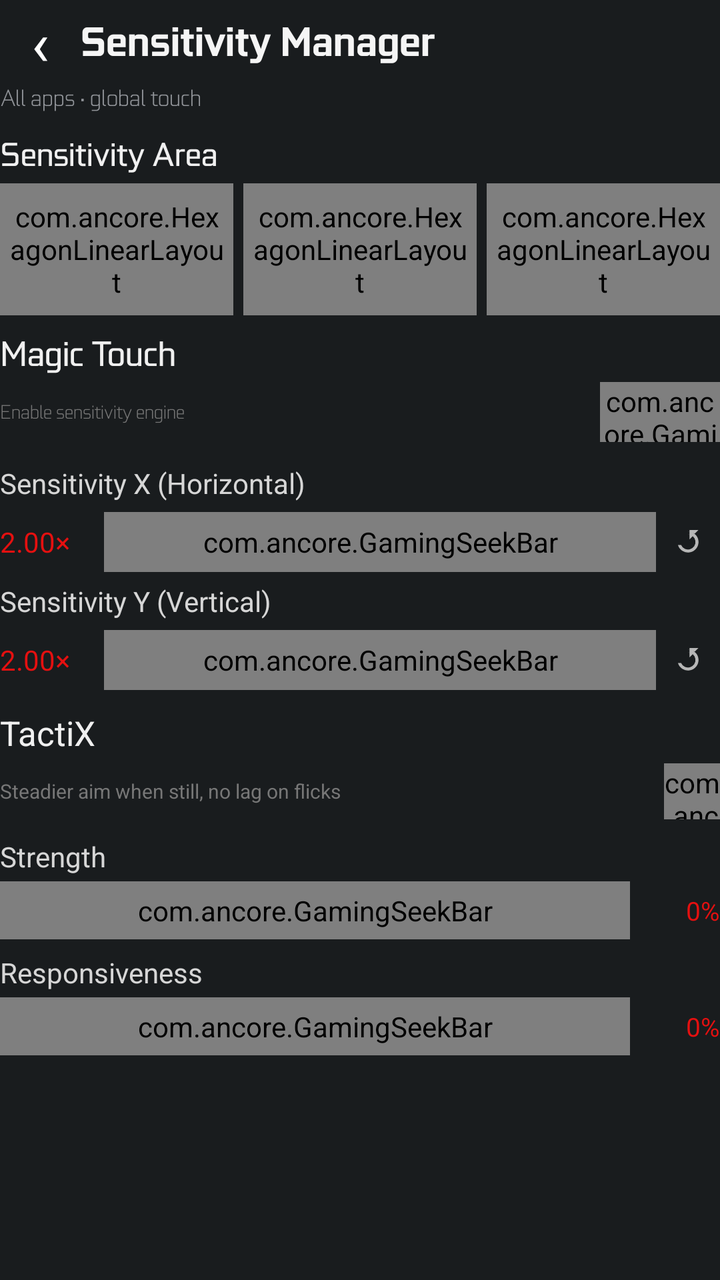
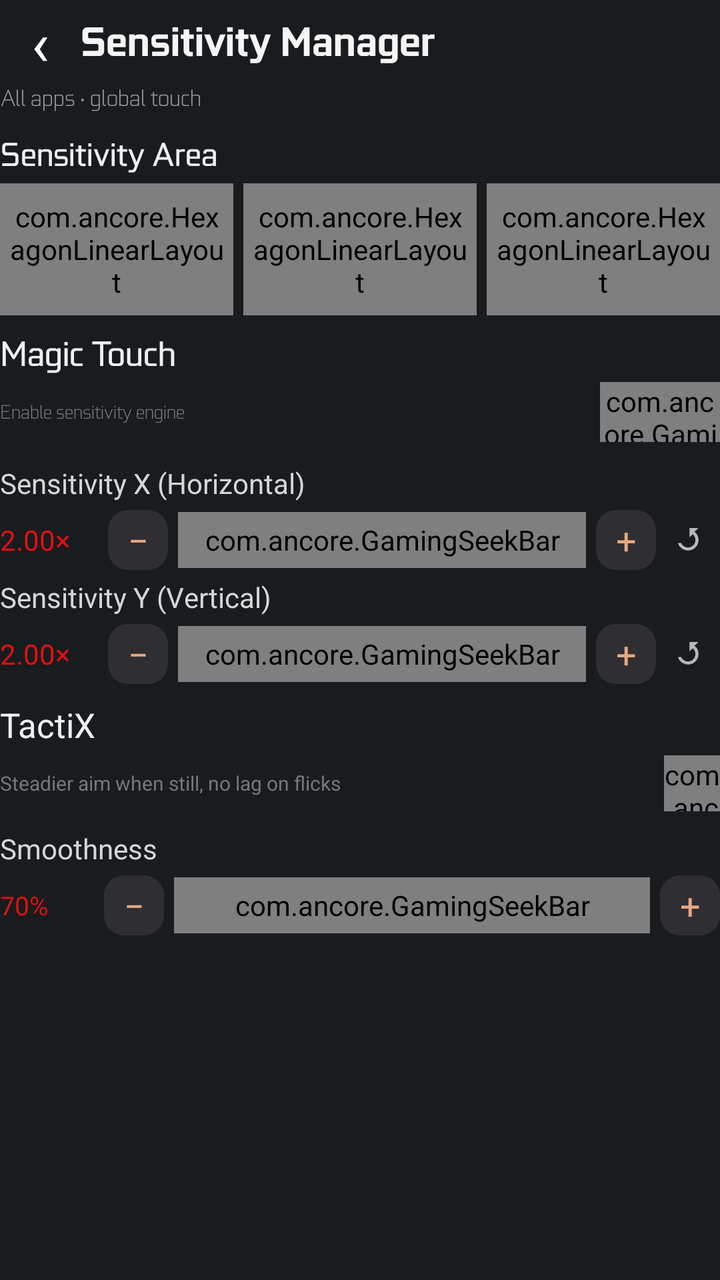

Compare the two renders of this Android layout. The source of the first and the diff that turns it into the second are given below.
<!-- AndroidManifest.xml: application theme android:Theme.DeviceDefault.NoActionBar -->
<!-- res/layout/page_sensitivity.xml -->
<?xml version="1.0" encoding="utf-8"?>
<ScrollView xmlns:android="http://schemas.android.com/apk/res/android" android:layout_width="match_parent" android:layout_height="match_parent" android:fillViewport="true" android:overScrollMode="never">
<LinearLayout android:layout_width="match_parent" android:layout_height="wrap_content" android:orientation="vertical">
    <LinearLayout android:layout_width="match_parent" android:layout_height="42dp" android:gravity="center_vertical">
        <TextView android:id="@+id/btn_back_sens" android:layout_width="40dp" android:layout_height="match_parent" android:gravity="center" android:text="‹" android:textColor="#FFFFFF" android:textSize="30sp"/>
        <TextView android:layout_width="0dp" android:layout_height="wrap_content" android:layout_weight="1" android:text="Sensitivity Manager" android:textColor="#F5F5F5" android:textSize="21sp" android:fontFamily="@font/gf_bold"/>
    </LinearLayout>
    <TextView android:layout_width="match_parent" android:layout_height="wrap_content" android:text="All apps • global touch" android:textColor="#92959A" android:textSize="12sp" android:fontFamily="@font/gf_light"/>

    <TextView android:layout_width="match_parent" android:layout_height="wrap_content" android:layout_marginTop="12dp" android:text="Sensitivity Area" android:textColor="#F0F0F0" android:textSize="17sp" android:fontFamily="@font/gf_medium"/>
    <LinearLayout android:layout_width="match_parent" android:layout_height="66dp" android:layout_marginTop="5dp">
        <com.ancore.HexagonLinearLayout android:id="@+id/area_left" android:layout_width="0dp" android:layout_height="match_parent" android:layout_weight="1" android:gravity="center" android:orientation="vertical" android:padding="4dp">
            <ImageView android:layout_width="27dp" android:layout_height="24dp" android:src="@drawable/ic_area_left"/><TextView android:id="@+id/area_left_text" android:layout_width="wrap_content" android:layout_height="wrap_content" android:text="Left" android:textColor="#B0B3BA" android:textSize="11sp"/>
        </com.ancore.HexagonLinearLayout>
        <com.ancore.HexagonLinearLayout android:id="@+id/area_all" android:layout_width="0dp" android:layout_height="match_parent" android:layout_weight="1" android:layout_marginStart="5dp" android:gravity="center" android:orientation="vertical" android:padding="4dp">
            <ImageView android:layout_width="27dp" android:layout_height="24dp" android:src="@drawable/ic_area_all"/><TextView android:id="@+id/area_all_text" android:layout_width="wrap_content" android:layout_height="wrap_content" android:text="All" android:textColor="#FFFFFF" android:textSize="11sp"/>
        </com.ancore.HexagonLinearLayout>
        <com.ancore.HexagonLinearLayout android:id="@+id/area_right" android:layout_width="0dp" android:layout_height="match_parent" android:layout_weight="1" android:layout_marginStart="5dp" android:gravity="center" android:orientation="vertical" android:padding="4dp">
            <ImageView android:layout_width="27dp" android:layout_height="24dp" android:src="@drawable/ic_area_right"/><TextView android:id="@+id/area_right_text" android:layout_width="wrap_content" android:layout_height="wrap_content" android:text="Right" android:textColor="#B0B3BA" android:textSize="11sp"/>
        </com.ancore.HexagonLinearLayout>
    </LinearLayout>

    <TextView android:layout_width="match_parent" android:layout_height="wrap_content" android:layout_marginTop="9dp" android:text="Magic Touch" android:textColor="#F0F0F0" android:textSize="18sp" android:fontFamily="@font/gf_medium"/>
    <LinearLayout android:layout_width="match_parent" android:layout_height="38dp" android:gravity="center_vertical">
        <TextView android:layout_width="0dp" android:layout_height="wrap_content" android:layout_weight="1" android:text="Enable sensitivity engine" android:textColor="#777777" android:textSize="10sp" android:fontFamily="@font/gf_light"/>
        <com.ancore.GamingSwitch android:id="@+id/switch_active" android:layout_width="60dp" android:layout_height="30dp"/>
    </LinearLayout>

    <TextView android:layout_width="match_parent" android:layout_height="wrap_content" android:layout_marginTop="7dp" android:text="Sensitivity X (Horizontal)" android:textColor="#D6D6D6" android:textSize="14sp"/>
    <LinearLayout android:layout_width="match_parent" android:layout_height="40dp" android:gravity="center_vertical">
        <TextView android:id="@+id/val_sens_x" android:layout_width="52dp" android:layout_height="wrap_content" android:text="2.00×" android:textColor="#E51010" android:textSize="14sp"/>
        <com.ancore.GamingSeekBar android:id="@+id/seek_sens_x" android:layout_width="0dp" android:layout_height="30dp" android:layout_weight="1"/>
        <ImageView android:id="@+id/img_reset_x" android:layout_width="32dp" android:layout_height="32dp" android:padding="7dp" android:src="@drawable/ic_reset"/>
    </LinearLayout>
    <TextView android:layout_width="match_parent" android:layout_height="wrap_content" android:text="Sensitivity Y (Vertical)" android:textColor="#D6D6D6" android:textSize="14sp"/>
    <LinearLayout android:layout_width="match_parent" android:layout_height="40dp" android:gravity="center_vertical">
        <TextView android:id="@+id/val_sens_y" android:layout_width="52dp" android:layout_height="wrap_content" android:text="2.00×" android:textColor="#E51010" android:textSize="14sp"/>
        <com.ancore.GamingSeekBar android:id="@+id/seek_sens_y" android:layout_width="0dp" android:layout_height="30dp" android:layout_weight="1"/>
        <ImageView android:id="@+id/img_reset_y" android:layout_width="32dp" android:layout_height="32dp" android:padding="7dp" android:src="@drawable/ic_reset"/>
    </LinearLayout>

    <TextView android:layout_width="match_parent" android:layout_height="wrap_content" android:layout_marginTop="5dp" android:text="TactiX" android:textColor="#F0F0F0" android:textSize="17sp"/>
    <LinearLayout android:layout_width="match_parent" android:layout_height="36dp" android:gravity="center_vertical">
        <TextView android:layout_width="0dp" android:layout_height="wrap_content" android:layout_weight="1" android:text="Steadier aim when still, no lag on flicks" android:textColor="#777777" android:textSize="10sp"/>
        <com.ancore.OctagonCheckBox android:id="@+id/check_tactix" android:layout_width="28dp" android:layout_height="28dp"/>
    </LinearLayout>
    <TextView android:layout_width="match_parent" android:layout_height="wrap_content" android:layout_marginTop="5dp" android:text="Strength" android:textColor="#D6D6D6" android:textSize="14sp"/>
    <LinearLayout android:layout_width="match_parent" android:layout_height="35dp" android:gravity="center_vertical"><com.ancore.GamingSeekBar android:id="@+id/seek_strength" android:layout_width="0dp" android:layout_height="29dp" android:layout_weight="1"/><TextView android:id="@+id/val_strength" android:layout_width="45dp" android:layout_height="wrap_content" android:gravity="end" android:text="0%" android:textColor="#E51010" android:textSize="13sp"/></LinearLayout>
    <TextView android:layout_width="match_parent" android:layout_height="wrap_content" android:layout_marginTop="4dp" android:text="Responsiveness" android:textColor="#D6D6D6" android:textSize="14sp"/>
    <LinearLayout android:layout_width="match_parent" android:layout_height="35dp" android:gravity="center_vertical"><com.ancore.GamingSeekBar android:id="@+id/seek_responsiveness" android:layout_width="0dp" android:layout_height="29dp" android:layout_weight="1"/><TextView android:id="@+id/val_responsiveness" android:layout_width="45dp" android:layout_height="wrap_content" android:gravity="end" android:text="0%" android:textColor="#E51010" android:textSize="13sp"/></LinearLayout>
</LinearLayout></ScrollView>
<!-- resources referenced by this layout -->
<resources>
  <!-- drawable ic_area_all (drawable) -->
  <vector xmlns:android="http://schemas.android.com/apk/res/android" android:width="36dp" android:height="36dp" android:viewportWidth="36" android:viewportHeight="36">
      <path android:fillColor="#B8B8B8" android:pathData="M6,7h24v22H6z" />
      <path android:fillColor="#E51010" android:pathData="M11,7h14v22H11z" />
  </vector>
  <!-- drawable ic_area_left (drawable) -->
  <vector xmlns:android="http://schemas.android.com/apk/res/android" android:width="36dp" android:height="36dp" android:viewportWidth="36" android:viewportHeight="36">
      <path android:fillColor="#B8B8B8" android:pathData="M6,7h24v22H6z" />
      <path android:fillColor="#272323" android:pathData="M19,7h11v22H19z" />
      <path android:fillColor="#E51010" android:pathData="M6,7h5v22H6z" />
  </vector>
  <!-- drawable ic_area_right (drawable) -->
  <vector xmlns:android="http://schemas.android.com/apk/res/android" android:width="36dp" android:height="36dp" android:viewportWidth="36" android:viewportHeight="36">
      <path android:fillColor="#B8B8B8" android:pathData="M6,7h24v22H6z" />
      <path android:fillColor="#272323" android:pathData="M6,7h11v22H6z" />
      <path android:fillColor="#E51010" android:pathData="M25,7h5v22h-5z" />
  </vector>
  <!-- drawable ic_reset (drawable) -->
  <vector xmlns:android="http://schemas.android.com/apk/res/android" android:width="24dp" android:height="24dp" android:viewportWidth="24" android:viewportHeight="24">
      <path android:fillColor="#B7B7B7" android:pathData="M12,5a7,7 0,1 1,-6.7 9h2.1A5,5 0,1 0,12 7c1.2,0 2.3,0.43 3.16,1.14L13,10.3V4h6l-2.43,2.43A8.96,8.96 0,0 0,12 5z" />
  </vector>
</resources>

<!-- the commit's change to res/layout/page_sensitivity.xml (unified diff, before → after) -->
@@ -1,51 +1,152 @@
 <?xml version="1.0" encoding="utf-8"?>
-<ScrollView xmlns:android="http://schemas.android.com/apk/res/android" android:layout_width="match_parent" android:layout_height="match_parent" android:fillViewport="true" android:overScrollMode="never">
-<LinearLayout android:layout_width="match_parent" android:layout_height="wrap_content" android:orientation="vertical">
-    <LinearLayout android:layout_width="match_parent" android:layout_height="42dp" android:gravity="center_vertical">
-        <TextView android:id="@+id/btn_back_sens" android:layout_width="40dp" android:layout_height="match_parent" android:gravity="center" android:text="‹" android:textColor="#FFFFFF" android:textSize="30sp"/>
-        <TextView android:layout_width="0dp" android:layout_height="wrap_content" android:layout_weight="1" android:text="Sensitivity Manager" android:textColor="#F5F5F5" android:textSize="21sp" android:fontFamily="@font/gf_bold"/>
+<ScrollView xmlns:android="http://schemas.android.com/apk/res/android"
+    android:layout_width="match_parent"
+    android:layout_height="match_parent"
+    android:fillViewport="true"
+    android:overScrollMode="never">
+
+    <LinearLayout
+        android:layout_width="match_parent"
+        android:layout_height="wrap_content"
+        android:orientation="vertical">
+
+        <LinearLayout
+            android:layout_width="match_parent"
+            android:layout_height="42dp"
+            android:gravity="center_vertical">
+            <TextView
+                android:id="@+id/btn_back_sens"
+                android:layout_width="40dp"
+                android:layout_height="match_parent"
+                android:gravity="center"
+                android:text="‹"
+                android:textColor="#FFFFFF"
+                android:textSize="30sp"/>
+            <TextView
+                android:layout_width="0dp"
+                android:layout_height="wrap_content"
+                android:layout_weight="1"
+                android:text="Sensitivity Manager"
+                android:textColor="#F5F5F5"
+                android:textSize="21sp"
+                android:fontFamily="@font/gf_bold"/>
+        </LinearLayout>
+
+        <TextView
+            android:layout_width="match_parent"
+            android:layout_height="wrap_content"
+            android:text="All apps • global touch"
+            android:textColor="#92959A"
+            android:textSize="12sp"
+            android:fontFamily="@font/gf_light"/>
+
+        <TextView
+            android:layout_width="match_parent"
+            android:layout_height="wrap_content"
+            android:layout_marginTop="12dp"
+            android:text="Sensitivity Area"
+            android:textColor="#F0F0F0"
+            android:textSize="17sp"
+            android:fontFamily="@font/gf_medium"/>
+
+        <LinearLayout
+            android:layout_width="match_parent"
+            android:layout_height="66dp"
+            android:layout_marginTop="5dp">
+            <com.ancore.HexagonLinearLayout
+                android:id="@+id/area_left"
+                android:layout_width="0dp"
+                android:layout_height="match_parent"
+                android:layout_weight="1"
+                android:gravity="center"
+                android:orientation="vertical"
+                android:padding="4dp">
+                <ImageView android:layout_width="27dp" android:layout_height="24dp" android:src="@drawable/ic_area_left"/>
+                <TextView android:id="@+id/area_left_text" android:layout_width="wrap_content" android:layout_height="wrap_content" android:text="Left" android:textColor="#B0B3BA" android:textSize="11sp"/>
+            </com.ancore.HexagonLinearLayout>
+            <com.ancore.HexagonLinearLayout
+                android:id="@+id/area_all"
+                android:layout_width="0dp"
+                android:layout_height="match_parent"
+                android:layout_weight="1"
+                android:layout_marginStart="5dp"
+                android:gravity="center"
+                android:orientation="vertical"
+                android:padding="4dp">
+                <ImageView android:layout_width="27dp" android:layout_height="24dp" android:src="@drawable/ic_area_all"/>
+                <TextView android:id="@+id/area_all_text" android:layout_width="wrap_content" android:layout_height="wrap_content" android:text="All" android:textColor="#FFFFFF" android:textSize="11sp"/>
+            </com.ancore.HexagonLinearLayout>
+            <com.ancore.HexagonLinearLayout
+                android:id="@+id/area_right"
+                android:layout_width="0dp"
+                android:layout_height="match_parent"
+                android:layout_weight="1"
+                android:layout_marginStart="5dp"
+                android:gravity="center"
+                android:orientation="vertical"
+                android:padding="4dp">
+                <ImageView android:layout_width="27dp" android:layout_height="24dp" android:src="@drawable/ic_area_right"/>
+                <TextView android:id="@+id/area_right_text" android:layout_width="wrap_content" android:layout_height="wrap_content" android:text="Right" android:textColor="#B0B3BA" android:textSize="11sp"/>
+            </com.ancore.HexagonLinearLayout>
+        </LinearLayout>
+
+        <TextView
+            android:layout_width="match_parent"
+            android:layout_height="wrap_content"
+            android:layout_marginTop="9dp"
+            android:text="Magic Touch"
+            android:textColor="#F0F0F0"
+            android:textSize="18sp"
+            android:fontFamily="@font/gf_medium"/>
+
+        <LinearLayout
+            android:layout_width="match_parent"
+            android:layout_height="38dp"
+            android:gravity="center_vertical">
+            <TextView
+                android:layout_width="0dp"
+                android:layout_height="wrap_content"
+                android:layout_weight="1"
+                android:text="Enable sensitivity engine"
+                android:textColor="#777777"
+                android:textSize="10sp"
+                android:fontFamily="@font/gf_light"/>
+            <com.ancore.GamingSwitch
+                android:id="@+id/switch_active"
+                android:layout_width="60dp"
+                android:layout_height="30dp"/>
+        </LinearLayout>
+
+        <TextView android:layout_width="match_parent" android:layout_height="wrap_content" android:layout_marginTop="7dp" android:text="Sensitivity X (Horizontal)" android:textColor="#D6D6D6" android:textSize="14sp"/>
+        <LinearLayout android:layout_width="match_parent" android:layout_height="38dp" android:gravity="center_vertical">
+            <TextView android:id="@+id/val_sens_x" android:layout_width="52dp" android:layout_height="wrap_content" android:text="2.00×" android:textColor="#E51010" android:textSize="14sp"/>
+            <TextView android:id="@+id/btn_sens_x_minus" android:layout_width="30dp" android:layout_height="30dp" android:layout_marginStart="2dp" android:gravity="center" android:text="−" android:textColor="#E5A880" android:textSize="18sp" android:background="@drawable/bg_btn_dark"/>
+            <com.ancore.GamingSeekBar android:id="@+id/seek_sens_x" android:layout_width="0dp" android:layout_height="28dp" android:layout_weight="1" android:layout_marginStart="5dp" android:layout_marginEnd="5dp"/>
+            <TextView android:id="@+id/btn_sens_x_plus" android:layout_width="30dp" android:layout_height="30dp" android:gravity="center" android:text="+" android:textColor="#E5A880" android:textSize="18sp" android:background="@drawable/bg_btn_dark"/>
+            <ImageView android:id="@+id/img_reset_x" android:layout_width="32dp" android:layout_height="32dp" android:padding="7dp" android:src="@drawable/ic_reset"/>
+        </LinearLayout>
+
+        <TextView android:layout_width="match_parent" android:layout_height="wrap_content" android:text="Sensitivity Y (Vertical)" android:textColor="#D6D6D6" android:textSize="14sp"/>
+        <LinearLayout android:layout_width="match_parent" android:layout_height="38dp" android:gravity="center_vertical">
+            <TextView android:id="@+id/val_sens_y" android:layout_width="52dp" android:layout_height="wrap_content" android:text="2.00×" android:textColor="#E51010" android:textSize="14sp"/>
+            <TextView android:id="@+id/btn_sens_y_minus" android:layout_width="30dp" android:layout_height="30dp" android:layout_marginStart="2dp" android:gravity="center" android:text="−" android:textColor="#E5A880" android:textSize="18sp" android:background="@drawable/bg_btn_dark"/>
+            <com.ancore.GamingSeekBar android:id="@+id/seek_sens_y" android:layout_width="0dp" android:layout_height="28dp" android:layout_weight="1" android:layout_marginStart="5dp" android:layout_marginEnd="5dp"/>
+            <TextView android:id="@+id/btn_sens_y_plus" android:layout_width="30dp" android:layout_height="30dp" android:gravity="center" android:text="+" android:textColor="#E5A880" android:textSize="18sp" android:background="@drawable/bg_btn_dark"/>
+            <ImageView android:id="@+id/img_reset_y" android:layout_width="32dp" android:layout_height="32dp" android:padding="7dp" android:src="@drawable/ic_reset"/>
+        </LinearLayout>
+
+        <TextView android:layout_width="match_parent" android:layout_height="wrap_content" android:layout_marginTop="5dp" android:text="TactiX" android:textColor="#F0F0F0" android:textSize="17sp"/>
+        <LinearLayout android:layout_width="match_parent" android:layout_height="36dp" android:gravity="center_vertical">
+            <TextView android:layout_width="0dp" android:layout_height="wrap_content" android:layout_weight="1" android:text="Steadier aim when still, no lag on flicks" android:textColor="#777777" android:textSize="10sp"/>
+            <com.ancore.OctagonCheckBox android:id="@+id/check_tactix" android:layout_width="28dp" android:layout_height="28dp"/>
+        </LinearLayout>
+
+        <TextView android:layout_width="match_parent" android:layout_height="wrap_content" android:layout_marginTop="5dp" android:text="Smoothness" android:textColor="#D6D6D6" android:textSize="14sp"/>
+        <LinearLayout android:layout_width="match_parent" android:layout_height="38dp" android:gravity="center_vertical">
+            <TextView android:id="@+id/val_smoothness" android:layout_width="52dp" android:layout_height="wrap_content" android:text="70%" android:textColor="#E51010" android:textSize="13sp"/>
+            <TextView android:id="@+id/btn_smooth_minus" android:layout_width="30dp" android:layout_height="30dp" android:gravity="center" android:text="−" android:textColor="#E5A880" android:textSize="18sp" android:background="@drawable/bg_btn_dark"/>
+            <com.ancore.GamingSeekBar android:id="@+id/seek_smoothness" android:layout_width="0dp" android:layout_height="28dp" android:layout_weight="1" android:layout_marginStart="5dp" android:layout_marginEnd="5dp"/>
+            <TextView android:id="@+id/btn_smooth_plus" android:layout_width="30dp" android:layout_height="30dp" android:gravity="center" android:text="+" android:textColor="#E5A880" android:textSize="18sp" android:background="@drawable/bg_btn_dark"/>
+        </LinearLayout>
     </LinearLayout>
-    <TextView android:layout_width="match_parent" android:layout_height="wrap_content" android:text="All apps • global touch" android:textColor="#92959A" android:textSize="12sp" android:fontFamily="@font/gf_light"/>
-
-    <TextView android:layout_width="match_parent" android:layout_height="wrap_content" android:layout_marginTop="12dp" android:text="Sensitivity Area" android:textColor="#F0F0F0" android:textSize="17sp" android:fontFamily="@font/gf_medium"/>
-    <LinearLayout android:layout_width="match_parent" android:layout_height="66dp" android:layout_marginTop="5dp">
-        <com.ancore.HexagonLinearLayout android:id="@+id/area_left" android:layout_width="0dp" android:layout_height="match_parent" android:layout_weight="1" android:gravity="center" android:orientation="vertical" android:padding="4dp">
-            <ImageView android:layout_width="27dp" android:layout_height="24dp" android:src="@drawable/ic_area_left"/><TextView android:id="@+id/area_left_text" android:layout_width="wrap_content" android:layout_height="wrap_content" android:text="Left" android:textColor="#B0B3BA" android:textSize="11sp"/>
-        </com.ancore.HexagonLinearLayout>
-        <com.ancore.HexagonLinearLayout android:id="@+id/area_all" android:layout_width="0dp" android:layout_height="match_parent" android:layout_weight="1" android:layout_marginStart="5dp" android:gravity="center" android:orientation="vertical" android:padding="4dp">
-            <ImageView android:layout_width="27dp" android:layout_height="24dp" android:src="@drawable/ic_area_all"/><TextView android:id="@+id/area_all_text" android:layout_width="wrap_content" android:layout_height="wrap_content" android:text="All" android:textColor="#FFFFFF" android:textSize="11sp"/>
-        </com.ancore.HexagonLinearLayout>
-        <com.ancore.HexagonLinearLayout android:id="@+id/area_right" android:layout_width="0dp" android:layout_height="match_parent" android:layout_weight="1" android:layout_marginStart="5dp" android:gravity="center" android:orientation="vertical" android:padding="4dp">
-            <ImageView android:layout_width="27dp" android:layout_height="24dp" android:src="@drawable/ic_area_right"/><TextView android:id="@+id/area_right_text" android:layout_width="wrap_content" android:layout_height="wrap_content" android:text="Right" android:textColor="#B0B3BA" android:textSize="11sp"/>
-        </com.ancore.HexagonLinearLayout>
-    </LinearLayout>
-
-    <TextView android:layout_width="match_parent" android:layout_height="wrap_content" android:layout_marginTop="9dp" android:text="Magic Touch" android:textColor="#F0F0F0" android:textSize="18sp" android:fontFamily="@font/gf_medium"/>
-    <LinearLayout android:layout_width="match_parent" android:layout_height="38dp" android:gravity="center_vertical">
-        <TextView android:layout_width="0dp" android:layout_height="wrap_content" android:layout_weight="1" android:text="Enable sensitivity engine" android:textColor="#777777" android:textSize="10sp" android:fontFamily="@font/gf_light"/>
-        <com.ancore.GamingSwitch android:id="@+id/switch_active" android:layout_width="60dp" android:layout_height="30dp"/>
-    </LinearLayout>
-
-    <TextView android:layout_width="match_parent" android:layout_height="wrap_content" android:layout_marginTop="7dp" android:text="Sensitivity X (Horizontal)" android:textColor="#D6D6D6" android:textSize="14sp"/>
-    <LinearLayout android:layout_width="match_parent" android:layout_height="40dp" android:gravity="center_vertical">
-        <TextView android:id="@+id/val_sens_x" android:layout_width="52dp" android:layout_height="wrap_content" android:text="2.00×" android:textColor="#E51010" android:textSize="14sp"/>
-        <com.ancore.GamingSeekBar android:id="@+id/seek_sens_x" android:layout_width="0dp" android:layout_height="30dp" android:layout_weight="1"/>
-        <ImageView android:id="@+id/img_reset_x" android:layout_width="32dp" android:layout_height="32dp" android:padding="7dp" android:src="@drawable/ic_reset"/>
-    </LinearLayout>
-    <TextView android:layout_width="match_parent" android:layout_height="wrap_content" android:text="Sensitivity Y (Vertical)" android:textColor="#D6D6D6" android:textSize="14sp"/>
-    <LinearLayout android:layout_width="match_parent" android:layout_height="40dp" android:gravity="center_vertical">
-        <TextView android:id="@+id/val_sens_y" android:layout_width="52dp" android:layout_height="wrap_content" android:text="2.00×" android:textColor="#E51010" android:textSize="14sp"/>
-        <com.ancore.GamingSeekBar android:id="@+id/seek_sens_y" android:layout_width="0dp" android:layout_height="30dp" android:layout_weight="1"/>
-        <ImageView android:id="@+id/img_reset_y" android:layout_width="32dp" android:layout_height="32dp" android:padding="7dp" android:src="@drawable/ic_reset"/>
-    </LinearLayout>
-
-    <TextView android:layout_width="match_parent" android:layout_height="wrap_content" android:layout_marginTop="5dp" android:text="TactiX" android:textColor="#F0F0F0" android:textSize="17sp"/>
-    <LinearLayout android:layout_width="match_parent" android:layout_height="36dp" android:gravity="center_vertical">
-        <TextView android:layout_width="0dp" android:layout_height="wrap_content" android:layout_weight="1" android:text="Steadier aim when still, no lag on flicks" android:textColor="#777777" android:textSize="10sp"/>
-        <com.ancore.OctagonCheckBox android:id="@+id/check_tactix" android:layout_width="28dp" android:layout_height="28dp"/>
-    </LinearLayout>
-    <TextView android:layout_width="match_parent" android:layout_height="wrap_content" android:layout_marginTop="5dp" android:text="Strength" android:textColor="#D6D6D6" android:textSize="14sp"/>
-    <LinearLayout android:layout_width="match_parent" android:layout_height="35dp" android:gravity="center_vertical"><com.ancore.GamingSeekBar android:id="@+id/seek_strength" android:layout_width="0dp" android:layout_height="29dp" android:layout_weight="1"/><TextView android:id="@+id/val_strength" android:layout_width="45dp" android:layout_height="wrap_content" android:gravity="end" android:text="0%" android:textColor="#E51010" android:textSize="13sp"/></LinearLayout>
-    <TextView android:layout_width="match_parent" android:layout_height="wrap_content" android:layout_marginTop="4dp" android:text="Responsiveness" android:textColor="#D6D6D6" android:textSize="14sp"/>
-    <LinearLayout android:layout_width="match_parent" android:layout_height="35dp" android:gravity="center_vertical"><com.ancore.GamingSeekBar android:id="@+id/seek_responsiveness" android:layout_width="0dp" android:layout_height="29dp" android:layout_weight="1"/><TextView android:id="@+id/val_responsiveness" android:layout_width="45dp" android:layout_height="wrap_content" android:gravity="end" android:text="0%" android:textColor="#E51010" android:textSize="13sp"/></LinearLayout>
-</LinearLayout></ScrollView>
+</ScrollView>
<!-- resource entries referenced after the edit -->
@@ -1,5 +1,12 @@
 <!-- resources referenced by this layout -->
 <resources>
+  <!-- drawable bg_btn_dark (drawable) -->
+  <?xml version="1.0" encoding="utf-8"?>
+  <shape xmlns:android="http://schemas.android.com/apk/res/android"
+      android:shape="rectangle">
+      <solid android:color="#2E2E33" />
+      <corners android:radius="10dp" />
+  </shape>
   <!-- drawable ic_area_all (drawable) -->
   <vector xmlns:android="http://schemas.android.com/apk/res/android" android:width="36dp" android:height="36dp" android:viewportWidth="36" android:viewportHeight="36">
       <path android:fillColor="#B8B8B8" android:pathData="M6,7h24v22H6z" />
